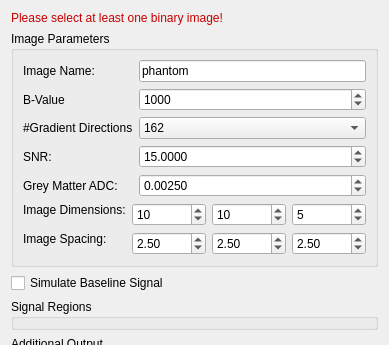
MITK/MITK, file Plugins/org.mitk.gui.qt.diffusionimaging/src/internal/QmitkDwiSoftwarePhantomViewControls.ui: the form before one commit; both pictures show x 0 to 389 and y 0 to 345 of the 389 by 592 pixel window.
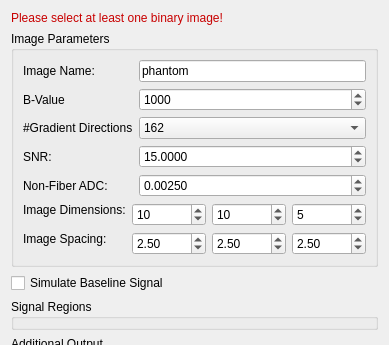
The form after the commit.

```diff
--- a/Plugins/org.mitk.gui.qt.diffusionimaging/src/internal/QmitkDwiSoftwarePhantomViewControls.ui
+++ b/Plugins/org.mitk.gui.qt.diffusionimaging/src/internal/QmitkDwiSoftwarePhantomViewControls.ui
@@ -500,7 +500,7 @@
          <item row="4" column="0">
           <widget class="QLabel" name="m_TensorsToDWINumDirsLabel_5">
            <property name="text">
-            <string>Grey Matter ADC:</string>
+            <string>Non-Fiber ADC:</string>
            </property>
           </widget>
          </item>
```
